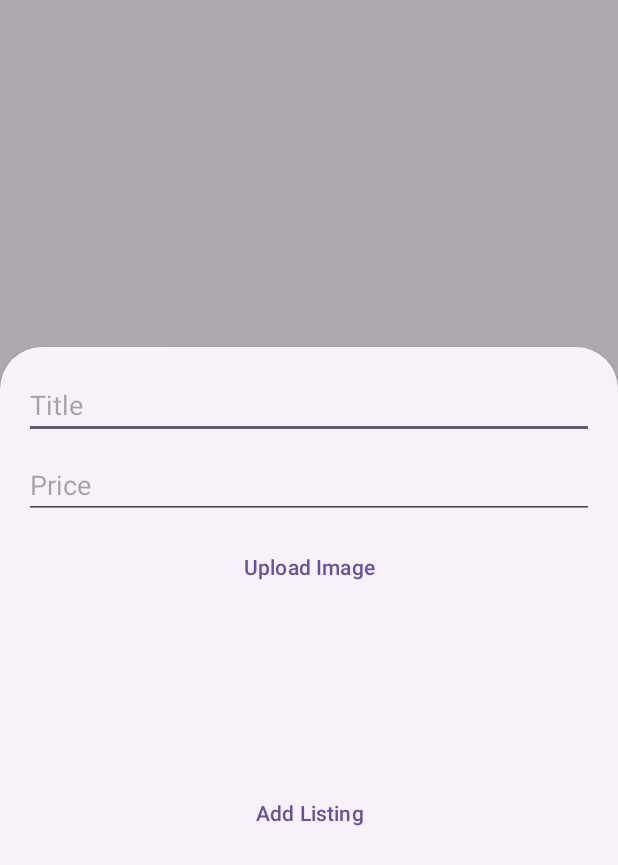
After one commit to ryanrashid/arcade-vault, an Android app: the fragment AddListingFragment placed in its activity, on a phone screen of 412 x 824 dp. The commit adds this screen. Shown: the top 865 px of the screen. Run offline under Robolectric (Android 15) with nearby library versions, the phone set to English and light mode, and no system bars; our stand-ins replace Room's generated code, paging; pictures from the network do not load.

Commit message:
feat: add listing fragment working, db storing properly

```diff
--- a/app/build.gradle.kts
+++ b/app/build.gradle.kts
@@ -71,4 +71,7 @@ dependencies {
 
     // optional - Paging 3 Integration
     implementation(libs.androidx.room.paging)
+
+    implementation(libs.gson)
+    implementation(libs.glide)
 }
--- a/app/src/main/AndroidManifest.xml
+++ b/app/src/main/AndroidManifest.xml
@@ -13,7 +13,7 @@
         android:theme="@style/Theme.ArcadeVault"
         tools:targetApi="31">
         <activity
-            android:name=".MainActivity"
+            android:name=".views.MainActivity"
             android:exported="true">
             <intent-filter>
                 <action android:name="android.intent.action.MAIN" />
--- a/app/src/main/java/com/example/arcadevault/Utils.kt
+++ b/app/src/main/java/com/example/arcadevault/Utils.kt
@@ -1,6 +1,7 @@
 package com.example.arcadevault
 
 import com.example.arcadevault.data.ListingEntity
+import androidx.core.net.toUri
 
 object Utils {
 
@@ -8,10 +9,9 @@ object Utils {
         val listings = mutableListOf<ListingEntity>()
         for (i in 1..count) {
             val listing = ListingEntity(
-                id = 0, // Room will auto-generate the ID
                 title = "Prize $i",
                 price = (10..50).random().toDouble(), // Random price between 10 and 50
-                image = "https://example.com/image$i.jpg" // Fake image URL
+                images = listOf("https://en.wikipedia.org/wiki/File:Example.jpg".toUri())
             )
             listings.add(listing)
         }
--- a/app/src/main/java/com/example/arcadevault/data/ListingDao.kt
+++ b/app/src/main/java/com/example/arcadevault/data/ListingDao.kt
@@ -8,19 +8,12 @@ import androidx.room.Query
 @Dao
 interface ListingDao {
 
-    // Insert a listing
     @Insert
-    suspend fun insertListing(listing: ListingEntity)
+    suspend fun insertListing(listing: ListingEntity): Long // Returns the row ID of the inserted item
 
-    // Insert multiple listings
     @Insert
-    suspend fun insertListings(listings: List<ListingEntity>)
+    suspend fun insertListings(listings: List<ListingEntity>): List<Long> // Returns List of row IDs for the inserted items
 
-    // Get all listings - we will return a PagingSource here
     @Query("SELECT * FROM listings ORDER BY id DESC")
-    fun getAllListings(): PagingSource<Int, ListingEntity> // PagingSource to load pages
-
-    // Get a listing by title
-    @Query("SELECT * FROM listings WHERE title = :title")
-    fun getListingByTitle(title: String): PagingSource<Int, ListingEntity>
+    fun getAllListings(): PagingSource<Int, ListingEntity>
 }
--- /dev/null
+++ b/app/src/main/java/com/example/arcadevault/views/AddListingFragment.kt
@@ -0,0 +1,84 @@
+package com.example.arcadevault.views
+
+import android.net.Uri
+import android.os.Bundle
+import android.view.View
+import android.view.ViewGroup
+import android.widget.Button
+import android.widget.EditText
+import androidx.activity.result.contract.ActivityResultContracts
+import androidx.lifecycle.ViewModelProvider
+import androidx.recyclerview.widget.LinearLayoutManager
+import androidx.recyclerview.widget.RecyclerView
+import com.example.arcadevault.R
+import com.example.arcadevault.adapter.ImageAdapter
+import com.example.arcadevault.viewmodel.ListingViewModel
+import com.google.android.material.bottomsheet.BottomSheetDialogFragment
+
+class AddListingFragment : BottomSheetDialogFragment(R.layout.fragment_add_listing) {
+
+    private lateinit var titleEditText: EditText
+    private lateinit var priceEditText: EditText
+    private lateinit var uploadImageButton: Button
+    private lateinit var addButton: Button
+    private lateinit var imagesRecyclerView: RecyclerView
+    private lateinit var viewModel: ListingViewModel
+    private lateinit var imageAdapter: ImageAdapter // Adapter for displaying images
+
+    private val getImagesResult =
+        registerForActivityResult(ActivityResultContracts.GetMultipleContents()) { uris: List<Uri> ->
+            // Update the selected images in the ViewModel
+            viewModel.setSelectedImages(uris)
+        }
+
+    override fun onStart() {
+        super.onStart()
+        val sheetContainer = requireView().parent as? ViewGroup ?: return
+        sheetContainer.layoutParams.height = (resources.displayMetrics.heightPixels * 0.75).toInt()
+    }
+
+    override fun onViewCreated(view: View, savedInstanceState: Bundle?) {
+        super.onViewCreated(view, savedInstanceState)
+
+        // Initialize views using findViewById
+        titleEditText = view.findViewById(R.id.titleEditText)
+        priceEditText = view.findViewById(R.id.priceEditText)
+        uploadImageButton = view.findViewById(R.id.uploadImageButton)
+        addButton = view.findViewById(R.id.addButton)
+        imagesRecyclerView = view.findViewById(R.id.imagesRecyclerView)
+
+        viewModel = ViewModelProvider(requireActivity())[ListingViewModel::class.java]
+
+        // Setup RecyclerView
+        imageAdapter = ImageAdapter()
+        imagesRecyclerView.apply {
+            layoutManager = LinearLayoutManager(context, LinearLayoutManager.HORIZONTAL, false)
+            adapter = imageAdapter
+        }
+
+        // Observe the uploaded images from the ViewModel
+        viewModel.uploadedImages.observe(viewLifecycleOwner) { images ->
+            imageAdapter.submitList(images) // Dynamically update the adapter's list
+        }
+
+        // Select images
+        uploadImageButton.setOnClickListener {
+            viewModel.pickImages(getImagesResult)
+        }
+
+        // Set up the add listing button
+        addButton.setOnClickListener {
+            val title = titleEditText.text.toString()
+            val price = priceEditText.text.toString().toDoubleOrNull() ?: 0.0
+
+            if (title.isNotEmpty()) {
+                viewModel.addListing(title, price) // Save to DB
+                viewModel.setSelectedImages(emptyList())
+                dismiss()
+            } else {
+                titleEditText.error = "Title is required"
+            }
+        }
+    }
+
+}
--- a/app/src/main/res/layout/activity_main.xml
+++ b/app/src/main/res/layout/activity_main.xml
@@ -4,11 +4,41 @@
     xmlns:tools="http://schemas.android.com/tools"
     android:layout_width="match_parent"
     android:layout_height="match_parent"
-    tools:context=".MainActivity">
+    tools:context=".views.MainActivity">
 
+    <!-- RecyclerView -->
     <androidx.recyclerview.widget.RecyclerView
+        android:id="@+id/listings_recycler_view"
+        android:layout_width="0dp"
+        android:layout_height="0dp"
+        android:padding="8dp"
+        app:layout_constraintTop_toTopOf="parent"
+        app:layout_constraintBottom_toTopOf="@id/addListingButton"
+        app:layout_constraintStart_toStartOf="parent"
+        app:layout_constraintEnd_toEndOf="parent"
+        tools:listitem="@layout/item_listing" />
+
+    <Button
+        android:id="@+id/addListingButton"
+        android:layout_width="0dp"
+        android:layout_height="wrap_content"
+        android:text="@string/add_listing"
+        android:backgroundTint="@color/cardview_dark_background"
+        android:textColor="@color/white"
+        android:layout_margin="16dp"
+        app:layout_constraintBottom_toBottomOf="parent"
+        app:layout_constraintStart_toStartOf="parent"
+        app:layout_constraintEnd_toEndOf="parent" />
+
+    <!-- Fragment Container -->
+    <FrameLayout
+        android:id="@+id/fragmentContainer"
         android:layout_width="match_parent"
-        android:layout_height="match_parent"
-        android:id="@+id/listings_recycler_view" />
+        android:layout_height="0dp"
+        app:layout_constraintTop_toTopOf="parent"
+        app:layout_constraintBottom_toBottomOf="parent"
+        app:layout_constraintStart_toStartOf="parent"
+        app:layout_constraintEnd_toEndOf="parent"
+        android:visibility="gone" />
 
 </androidx.constraintlayout.widget.ConstraintLayout>
--- /dev/null
+++ b/app/src/main/res/layout/fragment_add_listing.xml
@@ -0,0 +1,43 @@
+<LinearLayout
+    xmlns:android="http://schemas.android.com/apk/res/android"
+    android:layout_width="match_parent"
+    android:layout_height="match_parent"
+    android:orientation="vertical"
+    android:padding="16dp">
+
+    <EditText
+        android:id="@+id/titleEditText"
+        android:layout_width="match_parent"
+        android:layout_height="wrap_content"
+        android:hint="@string/title" />
+
+    <EditText
+        android:id="@+id/priceEditText"
+        android:layout_width="match_parent"
+        android:layout_height="wrap_content"
+        android:hint="@string/price"
+        android:inputType="numberDecimal"
+        android:layout_marginTop="8dp" />
+
+    <Button
+        android:id="@+id/uploadImageButton"
+        android:layout_width="match_parent"
+        android:layout_height="wrap_content"
+        android:text="@string/upload_image"
+        android:layout_marginTop="8dp" />
+
+    <androidx.recyclerview.widget.RecyclerView
+        android:id="@+id/imagesRecyclerView"
+        android:layout_width="match_parent"
+        android:layout_height="100dp"
+        android:orientation="horizontal"/>
+
+
+    <Button
+        android:id="@+id/addButton"
+        android:layout_width="match_parent"
+        android:layout_height="wrap_content"
+        android:text="@string/add_listing"
+        android:layout_marginTop="16dp" />
+
+</LinearLayout>
--- a/app/src/main/res/values/strings.xml
+++ b/app/src/main/res/values/strings.xml
@@ -1,3 +1,7 @@
 <resources>
     <string name="app_name">ArcadeVault</string>
+    <string name="add_listing">Add Listing</string>
+    <string name="title">Title</string>
+    <string name="price">Price</string>
+    <string name="upload_image">Upload Image</string>
 </resources>
--- a/gradle/libs.versions.toml
+++ b/gradle/libs.versions.toml
@@ -2,6 +2,8 @@
 activityKtx = "1.10.1"
 agp = "8.9.0"
 fragmentKtx = "1.8.6"
+glide = "4.16.0"
+gson = "2.10.1"
 kotlin = "2.0.21"
 coreKtx = "1.15.0"
 junit = "4.13.2"
@@ -17,6 +19,7 @@ roomKtx = "2.6.1"
 [libraries]
 androidx-activity-ktx = { module = "androidx.activity:activity-ktx", version.ref = "activityKtx" }
 androidx-core-ktx = { group = "androidx.core", name = "core-ktx", version.ref = "coreKtx" }
+androidx-fragment = { module = "androidx.fragment:fragment", version.ref = "fragmentKtx" }
 androidx-fragment-ktx = { module = "androidx.fragment:fragment-ktx", version.ref = "fragmentKtx" }
 androidx-room-guava = { module = "androidx.room:room-guava", version.ref = "roomKtx" }
 androidx-room-paging = { module = "androidx.room:room-paging", version.ref = "roomKtx" }
@@ -25,6 +28,8 @@ androidx-room-runtime = { module = "androidx.room:room-runtime", version.ref = "
 androidx-room-rxjava2 = { module = "androidx.room:room-rxjava2", version.ref = "roomKtx" }
 androidx-room-rxjava3 = { module = "androidx.room:room-rxjava3", version.ref = "roomKtx" }
 androidx-room-testing = { module = "androidx.room:room-testing", version.ref = "roomKtx" }
+glide = { module = "com.github.bumptech.glide:glide", version.ref = "glide" }
+gson = { module = "com.google.code.gson:gson", version.ref = "gson" }
 junit = { group = "junit", name = "junit", version.ref = "junit" }
 androidx-junit = { group = "androidx.test.ext", name = "junit", version.ref = "junitVersion" }
 androidx-espresso-core = { group = "androidx.test.espresso", name = "espresso-core", version.ref = "espressoCore" }
```
Also changed, not shown: app/src/main/java/com/example/arcadevault/adapter/ImageAdapter.kt (added, +45 -0 lines), app/src/main/java/com/example/arcadevault/adapter/ListingAdapter.kt (+5 -4 lines), app/src/main/java/com/example/arcadevault/data/AppDatabase.kt (+5 -3 lines), app/src/main/java/com/example/arcadevault/data/Converters.kt (added, +30 -0 lines), app/src/main/java/com/example/arcadevault/data/ListingEntity.kt (+6 -3 lines), app/src/main/java/com/example/arcadevault/data/ListingRepository.kt (+14 -24 lines), app/src/main/java/com/example/arcadevault/viewmodel/ListingViewModel.kt (+17 -7 lines), app/src/main/java/com/example/arcadevault/views/MainActivity.kt (renamed from app/src/main/java/com/example/arcadevault/MainActivity.kt, +15 -1 lines), app/src/main/res/layout/item_image.xml (added, +14 -0 lines).
